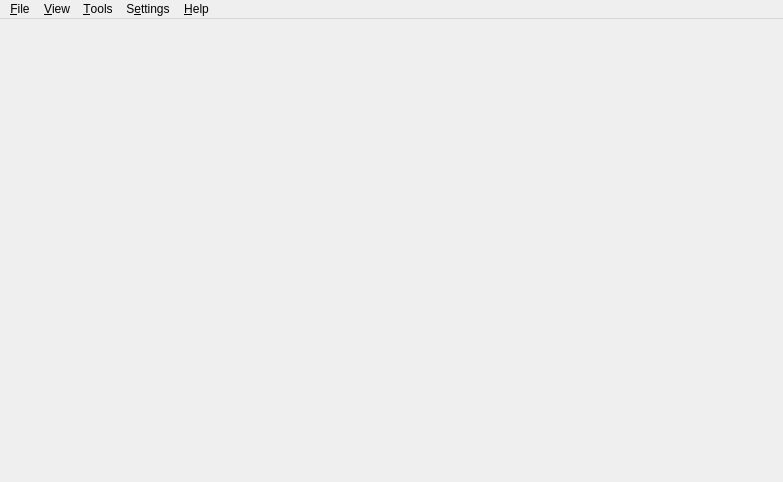
nmapsi4/nmapsi4, file src/app/ui/mainwindow.ui: the form before one commit.
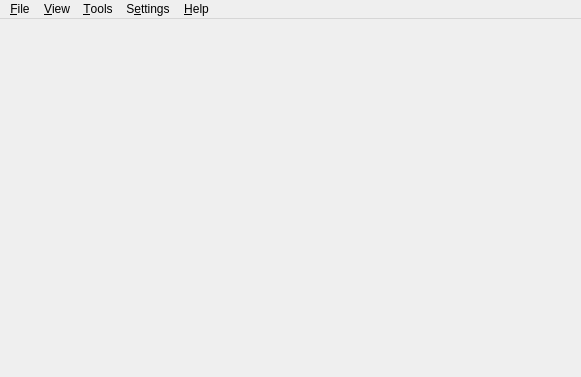
The form after the commit. Icons and pictures are not drawn.

Commit message: update profiler QActions code

Diff of the .ui file:
```diff
--- a/src/app/ui/mainwindow.ui
+++ b/src/app/ui/mainwindow.ui
@@ -10,8 +10,8 @@
    <rect>
     <x>0</x>
     <y>0</y>
-    <width>783</width>
-    <height>482</height>
+    <width>581</width>
+    <height>377</height>
    </rect>
   </property>
   <property name="sizePolicy">
@@ -65,8 +65,8 @@
     <rect>
      <x>0</x>
      <y>0</y>
-     <width>783</width>
-     <height>19</height>
+     <width>581</width>
+     <height>20</height>
     </rect>
    </property>
    <widget class="QMenu" name="menu_File">
```
Left out of the diff: 2 changed lines with no effect on the pictures. The commit also changes 2 other files.
